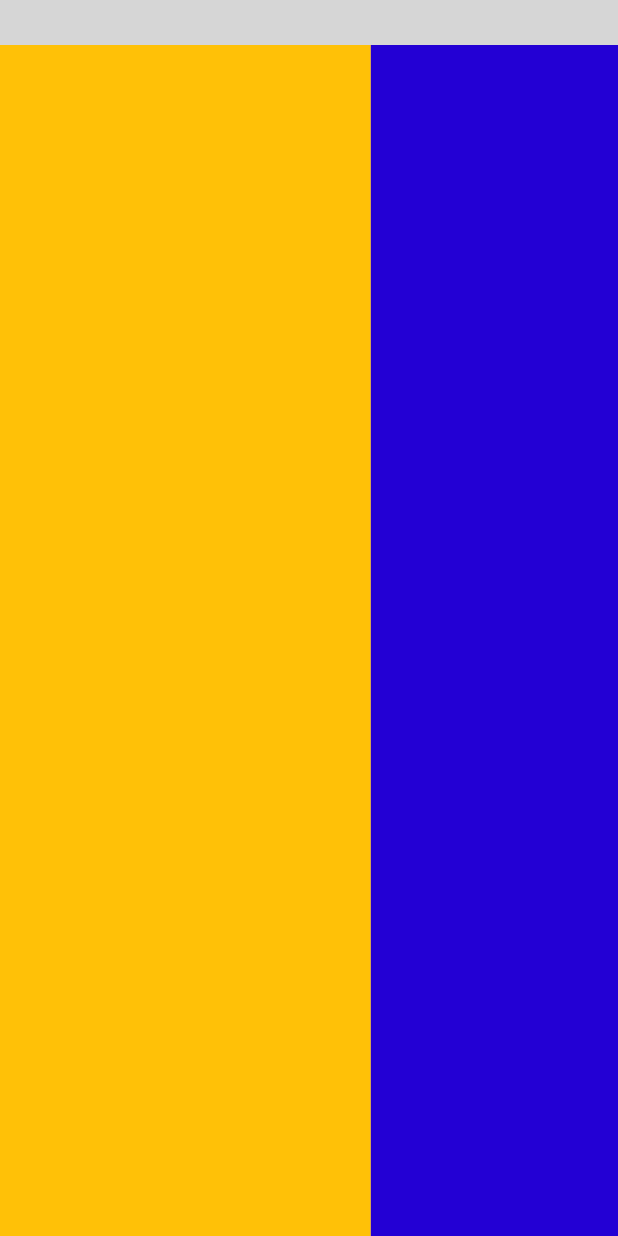
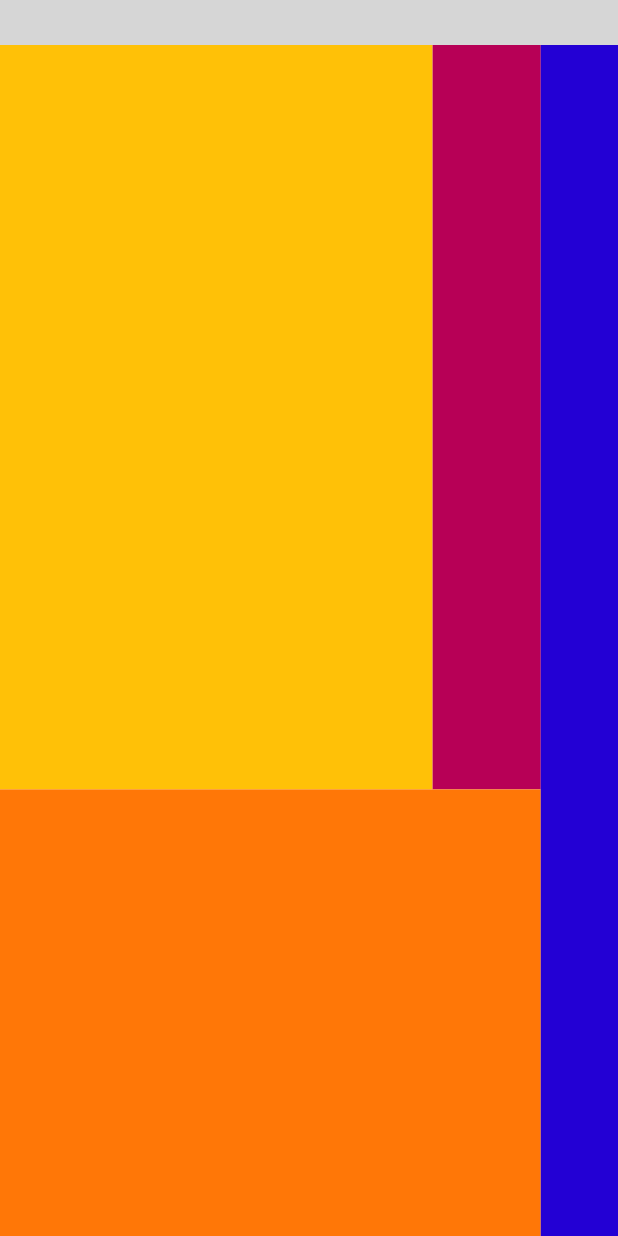
Before and after one commit to tursunalikhorunaliyev/main, a Flutter app: the screen it shows after launch, on a phone screen of 412 x 824 dp. Run offline on Flutter 3.47's test engine with Material 2 defaults, Android fonts, the phone set to English and light mode, and no system bars; missing offline and left inert: fluent_ui, pluto_menu_bar; grey boxes are pictures that could not be loaded.

Commit message:
layouts is ready

```diff
--- a/lib/view/screens/main_panel.dart
+++ b/lib/view/screens/main_panel.dart
@@ -19,13 +19,39 @@ class MainPanel extends StatelessWidget {
             PlutoMenuItem(title: "title"),
           ]),
           Flexible(
-            flex: 5,
+            flex: 1,
             child: Row(
               children: [
                 Flexible(
-                  flex: 3,
-                  child: Container(
-                    color: Colors.amber,
+                  flex: 14,
+                  child: Column(
+                    children: [
+                      Flexible(
+                        flex: 5,
+                        child: Row(
+                          children: [
+                            Flexible(
+                              flex: 8,
+                              child: Container(
+                                color: Colors.amber,
+                              ),
+                            ),
+                            Flexible(
+                              flex: 2,
+                              child: Container(
+                                color: Color.fromARGB(255, 183, 0, 86),
+                              ),
+                            ),
+                          ],
+                        ),
+                      ),
+                      Flexible(
+                        flex: 3,
+                        child: Container(
+                          color: Color.fromARGB(255, 255, 119, 7),
+                        ),
+                      ),
+                    ],
                   ),
                 ),
                 Flexible(
```
